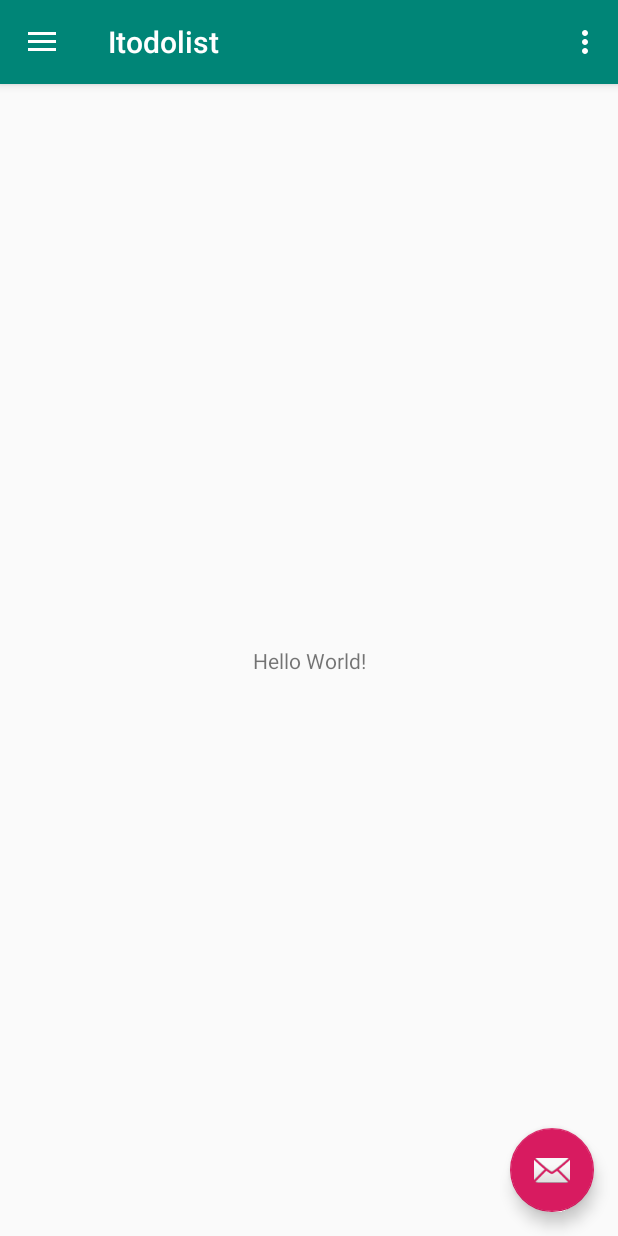
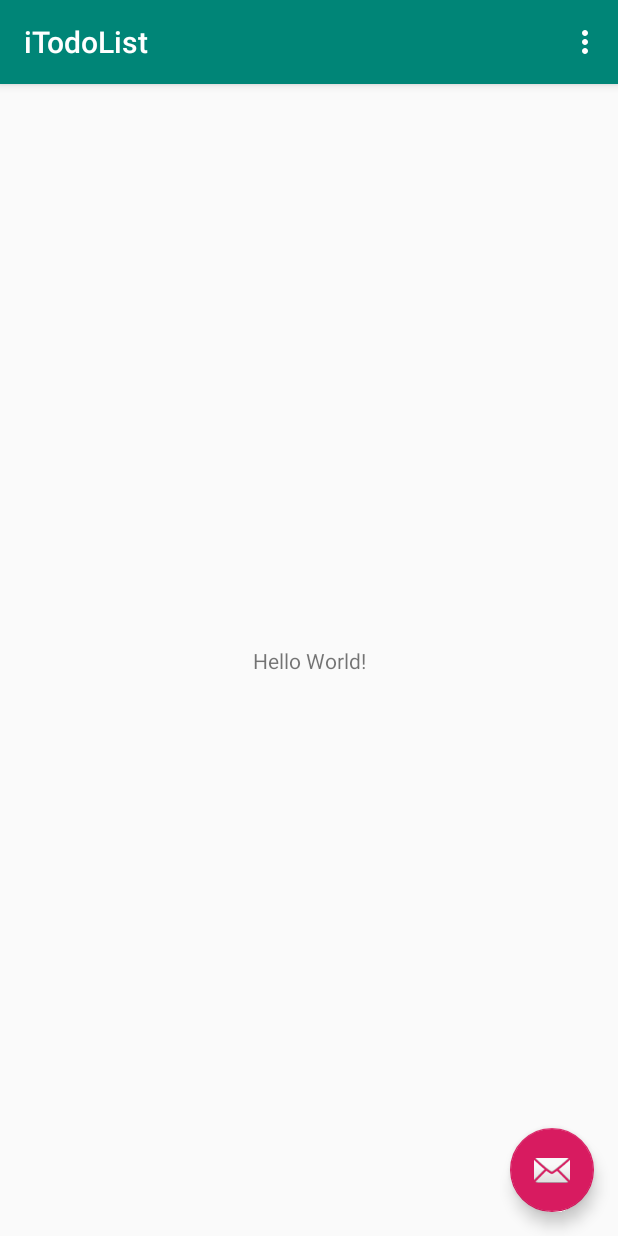
Before and after one commit to VladlinMoiseenko/android-itodolist, an Android app: the screen it shows after launch (MainActivity), on a phone screen of 412 x 824 dp. Run offline under Robolectric (Android 15) with nearby library versions, the phone set to English and light mode, and no system bars.

Commit message:
20190104_2326

```diff
--- a/app/build.gradle
+++ b/app/build.gradle
@@ -21,8 +21,8 @@ android {
 dependencies {
     implementation fileTree(dir: 'libs', include: ['*.jar'])
     implementation 'com.android.support:appcompat-v7:28.0.0'
+    implementation 'com.android.support.constraint:constraint-layout:1.1.3'
     implementation 'com.android.support:design:28.0.0'
-    implementation 'com.android.support.constraint:constraint-layout:1.1.3'
     testImplementation 'junit:junit:4.12'
     androidTestImplementation 'com.android.support.test:runner:1.0.2'
     androidTestImplementation 'com.android.support.test.espresso:espresso-core:3.0.2'
--- a/app/src/main/AndroidManifest.xml
+++ b/app/src/main/AndroidManifest.xml
@@ -1,8 +1,6 @@
 <?xml version="1.0" encoding="utf-8"?>
 <manifest xmlns:android="http://schemas.android.com/apk/res/android"
     package="ru.vladlin.itodolist">
-
-    <uses-permission android:name="android.permission.INTERNET" />
 
     <application
         android:allowBackup="true"
--- a/app/src/main/java/ru/vladlin/itodolist/MainActivity.java
+++ b/app/src/main/java/ru/vladlin/itodolist/MainActivity.java
@@ -3,18 +3,13 @@ package ru.vladlin.itodolist;
 import android.os.Bundle;
 import android.support.design.widget.FloatingActionButton;
 import android.support.design.widget.Snackbar;
-import android.view.View;
-import android.support.design.widget.NavigationView;
-import android.support.v4.view.GravityCompat;
-import android.support.v4.widget.DrawerLayout;
-import android.support.v7.app.ActionBarDrawerToggle;
 import android.support.v7.app.AppCompatActivity;
 import android.support.v7.widget.Toolbar;
+import android.view.View;
 import android.view.Menu;
 import android.view.MenuItem;
 
-public class MainActivity extends AppCompatActivity
-        implements NavigationView.OnNavigationItemSelectedListener {
+public class MainActivity extends AppCompatActivity {
 
     @Override
     protected void onCreate(Bundle savedInstanceState) {
@@ -31,71 +26,24 @@ public class MainActivity extends AppCompatActivity
                         .setAction("Action", null).show();
             }
         });
-
-        DrawerLayout drawer = (DrawerLayout) findViewById(R.id.drawer_layout);
-        ActionBarDrawerToggle toggle = new ActionBarDrawerToggle(
-                this, drawer, toolbar, R.string.navigation_drawer_open, R.string.navigation_drawer_close);
-        drawer.addDrawerListener(toggle);
-        toggle.syncState();
-
-        NavigationView navigationView = (NavigationView) findViewById(R.id.nav_view);
-        navigationView.setNavigationItemSelectedListener(this);
-    }
-
-    @Override
-    public void onBackPressed() {
-        DrawerLayout drawer = (DrawerLayout) findViewById(R.id.drawer_layout);
-        if (drawer.isDrawerOpen(GravityCompat.START)) {
-            drawer.closeDrawer(GravityCompat.START);
-        } else {
-            super.onBackPressed();
-        }
     }
 
     @Override
     public boolean onCreateOptionsMenu(Menu menu) {
         // Inflate the menu; this adds items to the action bar if it is present.
-        getMenuInflater().inflate(R.menu.main, menu);
+        getMenuInflater().inflate(R.menu.menu_main, menu);
         return true;
     }
 
     @Override
     public boolean onOptionsItemSelected(MenuItem item) {
-        // Handle action bar item clicks here. The action bar will
-        // automatically handle clicks on the Home/Up button, so long
-        // as you specify a parent activity in AndroidManifest.xml.
+
         int id = item.getItemId();
 
-        //noinspection SimplifiableIfStatement
         if (id == R.id.action_settings) {
             return true;
         }
 
         return super.onOptionsItemSelected(item);
     }
-
-    @SuppressWarnings("StatementWithEmptyBody")
-    @Override
-    public boolean onNavigationItemSelected(MenuItem item) {
-        // Handle navigation view item clicks here.
-        int id = item.getItemId();
-
-        if (id == R.id.nav_camera) {
-            // Handle the camera action
-        } else if (id == R.id.nav_gallery) {
-
-        } else if (id == R.id.nav_slideshow) {
-
-        } else if (id == R.id.nav_manage) {
-
-        } else if (id == R.id.nav_share) {
-
-        } else if (id == R.id.nav_send) {
-
-        }
-
-        DrawerLayout drawer = (DrawerLayout) findViewById(R.id.drawer_layout);
-        drawer.closeDrawer(GravityCompat.START);
-        return true;
-    }
 }
--- a/app/src/main/res/drawable-v21/ic_menu_camera.xml
+++ /dev/null
@@ -1,12 +0,0 @@
-<vector xmlns:android="http://schemas.android.com/apk/res/android"
-    android:width="24dp"
-    android:height="24dp"
-    android:viewportWidth="24.0"
-    android:viewportHeight="24.0">
-    <path
-        android:fillColor="#FF000000"
-        android:pathData="M12,12m-3.2,0a3.2,3.2 0,1 1,6.4 0a3.2,3.2 0,1 1,-6.4 0" />
-    <path
-        android:fillColor="#FF000000"
-        android:pathData="M9,2L7.17,4H4c-1.1,0 -2,0.9 -2,2v12c0,1.1 0.9,2 2,2h16c1.1,0 2,-0.9 2,-2V6c0,-1.1 -0.9,-2 -2,-2h-3.17L15,2H9zm3,15c-2.76,0 -5,-2.24 -5,-5s2.24,-5 5,-5 5,2.24 5,5 -2.24,5 -5,5z" />
-</vector>
--- a/app/src/main/res/drawable-v21/ic_menu_gallery.xml
+++ /dev/null
@@ -1,9 +0,0 @@
-<vector xmlns:android="http://schemas.android.com/apk/res/android"
-    android:width="24dp"
-    android:height="24dp"
-    android:viewportWidth="24.0"
-    android:viewportHeight="24.0">
-    <path
-        android:fillColor="#FF000000"
-        android:pathData="M22,16V4c0,-1.1 -0.9,-2 -2,-2H8c-1.1,0 -2,0.9 -2,2v12c0,1.1 0.9,2 2,2h12c1.1,0 2,-0.9 2,-2zm-11,-4l2.03,2.71L16,11l4,5H8l3,-4zM2,6v14c0,1.1 0.9,2 2,2h14v-2H4V6H2z" />
-</vector>
--- a/app/src/main/res/drawable-v21/ic_menu_manage.xml
+++ /dev/null
@@ -1,9 +0,0 @@
-<vector xmlns:android="http://schemas.android.com/apk/res/android"
-    android:width="24dp"
-    android:height="24dp"
-    android:viewportWidth="24.0"
-    android:viewportHeight="24.0">
-    <path
-        android:fillColor="#FF000000"
-        android:pathData="M22.7,19l-9.1,-9.1c0.9,-2.3 0.4,-5 -1.5,-6.9 -2,-2 -5,-2.4 -7.4,-1.3L9,6 6,9 1.6,4.7C0.4,7.1 0.9,10.1 2.9,12.1c1.9,1.9 4.6,2.4 6.9,1.5l9.1,9.1c0.4,0.4 1,0.4 1.4,0l2.3,-2.3c0.5,-0.4 0.5,-1.1 0.1,-1.4z" />
-</vector>
--- a/app/src/main/res/drawable-v21/ic_menu_send.xml
+++ /dev/null
@@ -1,9 +0,0 @@
-<vector xmlns:android="http://schemas.android.com/apk/res/android"
-    android:width="24dp"
-    android:height="24dp"
-    android:viewportWidth="24.0"
-    android:viewportHeight="24.0">
-    <path
-        android:fillColor="#FF000000"
-        android:pathData="M2.01,21L23,12 2.01,3 2,10l15,2 -15,2z" />
-</vector>
--- a/app/src/main/res/drawable-v21/ic_menu_share.xml
+++ /dev/null
@@ -1,9 +0,0 @@
-<vector xmlns:android="http://schemas.android.com/apk/res/android"
-    android:width="24dp"
-    android:height="24dp"
-    android:viewportWidth="24.0"
-    android:viewportHeight="24.0">
-    <path
-        android:fillColor="#FF000000"
-        android:pathData="M18,16.08c-0.76,0 -1.44,0.3 -1.96,0.77L8.91,12.7c0.05,-0.23 0.09,-0.46 0.09,-0.7s-0.04,-0.47 -0.09,-0.7l7.05,-4.11c0.54,0.5 1.25,0.81 2.04,0.81 1.66,0 3,-1.34 3,-3s-1.34,-3 -3,-3 -3,1.34 -3,3c0,0.24 0.04,0.47 0.09,0.7L8.04,9.81C7.5,9.31 6.79,9 6,9c-1.66,0 -3,1.34 -3,3s1.34,3 3,3c0.79,0 1.5,-0.31 2.04,-0.81l7.12,4.16c-0.05,0.21 -0.08,0.43 -0.08,0.65 0,1.61 1.31,2.92 2.92,2.92 1.61,0 2.92,-1.31 2.92,-2.92s-1.31,-2.92 -2.92,-2.92z" />
-</vector>
--- a/app/src/main/res/drawable-v21/ic_menu_slideshow.xml
+++ /dev/null
@@ -1,9 +0,0 @@
-<vector xmlns:android="http://schemas.android.com/apk/res/android"
-    android:width="24dp"
-    android:height="24dp"
-    android:viewportWidth="24.0"
-    android:viewportHeight="24.0">
-    <path
-        android:fillColor="#FF000000"
-        android:pathData="M4,6H2v14c0,1.1 0.9,2 2,2h14v-2H4V6zm16,-4H8c-1.1,0 -2,0.9 -2,2v12c0,1.1 0.9,2 2,2h12c1.1,0 2,-0.9 2,-2V4c0,-1.1 -0.9,-2 -2,-2zm-8,12.5v-9l6,4.5 -6,4.5z" />
-</vector>
--- a/app/src/main/res/layout/activity_main.xml
+++ b/app/src/main/res/layout/activity_main.xml
@@ -1,25 +1,33 @@
 <?xml version="1.0" encoding="utf-8"?>
-<android.support.v4.widget.DrawerLayout xmlns:android="http://schemas.android.com/apk/res/android"
+<android.support.design.widget.CoordinatorLayout xmlns:android="http://schemas.android.com/apk/res/android"
     xmlns:app="http://schemas.android.com/apk/res-auto"
     xmlns:tools="http://schemas.android.com/tools"
-    android:id="@+id/drawer_layout"
     android:layout_width="match_parent"
     android:layout_height="match_parent"
-    android:fitsSystemWindows="true"
-    tools:openDrawer="start">
+    tools:context=".MainActivity">
 
-    <include
-        layout="@layout/app_bar_main"
+    <android.support.design.widget.AppBarLayout
         android:layout_width="match_parent"
-        android:layout_height="match_parent" />
+        android:layout_height="wrap_content"
+        android:theme="@style/AppTheme.AppBarOverlay">
 
-    <android.support.design.widget.NavigationView
-        android:id="@+id/nav_view"
+        <android.support.v7.widget.Toolbar
+            android:id="@+id/toolbar"
+            android:layout_width="match_parent"
+            android:layout_height="?attr/actionBarSize"
+            android:background="?attr/colorPrimary"
+            app:popupTheme="@style/AppTheme.PopupOverlay" />
+
+    </android.support.design.widget.AppBarLayout>
+
+    <include layout="@layout/content_main" />
+
+    <android.support.design.widget.FloatingActionButton
+        android:id="@+id/fab"
         android:layout_width="wrap_content"
-        android:layout_height="match_parent"
-        android:layout_gravity="start"
-        android:fitsSystemWindows="true"
-        app:headerLayout="@layout/nav_header_main"
-        app:menu="@menu/activity_main_drawer" />
+        android:layout_height="wrap_content"
+        android:layout_gravity="bottom|end"
+        android:layout_margin="@dimen/fab_margin"
+        app:srcCompat="@android:drawable/ic_dialog_email" />
 
-</android.support.v4.widget.DrawerLayout>
+</android.support.design.widget.CoordinatorLayout>
--- a/app/src/main/res/layout/app_bar_main.xml
+++ /dev/null
@@ -1,33 +0,0 @@
-<?xml version="1.0" encoding="utf-8"?>
-<android.support.design.widget.CoordinatorLayout xmlns:android="http://schemas.android.com/apk/res/android"
-    xmlns:app="http://schemas.android.com/apk/res-auto"
-    xmlns:tools="http://schemas.android.com/tools"
-    android:layout_width="match_parent"
-    android:layout_height="match_parent"
-    tools:context=".MainActivity">
-
-    <android.support.design.widget.AppBarLayout
-        android:layout_width="match_parent"
-        android:layout_height="wrap_content"
-        android:theme="@style/AppTheme.AppBarOverlay">
-
-        <android.support.v7.widget.Toolbar
-            android:id="@+id/toolbar"
-            android:layout_width="match_parent"
-            android:layout_height="?attr/actionBarSize"
-            android:background="?attr/colorPrimary"
-            app:popupTheme="@style/AppTheme.PopupOverlay" />
-
-    </android.support.design.widget.AppBarLayout>
-
-    <include layout="@layout/content_main" />
-
-    <android.support.design.widget.FloatingActionButton
-        android:id="@+id/fab"
-        android:layout_width="wrap_content"
-        android:layout_height="wrap_content"
-        android:layout_gravity="bottom|end"
-        android:layout_margin="@dimen/fab_margin"
-        app:srcCompat="@android:drawable/ic_dialog_email" />
-
-</android.support.design.widget.CoordinatorLayout>
--- a/app/src/main/res/layout/content_main.xml
+++ b/app/src/main/res/layout/content_main.xml
@@ -6,7 +6,7 @@
     android:layout_height="match_parent"
     app:layout_behavior="@string/appbar_scrolling_view_behavior"
     tools:context=".MainActivity"
-    tools:showIn="@layout/app_bar_main">
+    tools:showIn="@layout/activity_main">
 
     <TextView
         android:layout_width="wrap_content"
--- a/app/src/main/res/menu/activity_main_drawer.xml
+++ /dev/null
@@ -1,38 +0,0 @@
-<?xml version="1.0" encoding="utf-8"?>
-<menu xmlns:android="http://schemas.android.com/apk/res/android"
-    xmlns:tools="http://schemas.android.com/tools"
-    tools:showIn="navigation_view">
-
-    <group android:checkableBehavior="single">
-        <item
-            android:id="@+id/nav_camera"
-            android:icon="@drawable/ic_menu_camera"
-            android:title="Import" />
-        <item
-            android:id="@+id/nav_gallery"
-            android:icon="@drawable/ic_menu_gallery"
-            android:title="Gallery" />
-        <item
-            android:id="@+id/nav_slideshow"
-            android:icon="@drawable/ic_menu_slideshow"
-            android:title="Slideshow" />
-        <item
-            android:id="@+id/nav_manage"
-            android:icon="@drawable/ic_menu_manage"
-            android:title="Tools" />
-    </group>
-
-    <item android:title="Communicate">
-        <menu>
-            <item
-                android:id="@+id/nav_share"
-                android:icon="@drawable/ic_menu_share"
-                android:title="Share" />
-            <item
-                android:id="@+id/nav_send"
-                android:icon="@drawable/ic_menu_send"
-                android:title="Send" />
-        </menu>
-    </item>
-
-</menu>
--- a/app/src/main/res/menu/main.xml
+++ b/app/src/main/res/menu/menu_main.xml
@@ -1,6 +1,7 @@
-<?xml version="1.0" encoding="utf-8"?>
 <menu xmlns:android="http://schemas.android.com/apk/res/android"
-    xmlns:app="http://schemas.android.com/apk/res-auto">
+    xmlns:app="http://schemas.android.com/apk/res-auto"
+    xmlns:tools="http://schemas.android.com/tools"
+    tools:context="ru.vladlin.itodolist.MainActivity">
     <item
         android:id="@+id/action_settings"
         android:orderInCategory="100"
--- a/app/src/main/res/values-v21/styles.xml
+++ /dev/null
@@ -1,8 +0,0 @@
-<resources>
-
-    <style name="AppTheme.NoActionBar">
-        <item name="windowActionBar">false</item>
-        <item name="windowNoTitle">true</item>
-        <item name="android:statusBarColor">@android:color/transparent</item>
-    </style>
-</resources>
--- a/app/src/main/res/values/dimens.xml
+++ b/app/src/main/res/values/dimens.xml
@@ -1,8 +1,3 @@
 <resources>
-    <!-- Default screen margins, per the Android Design guidelines. -->
-    <dimen name="activity_horizontal_margin">16dp</dimen>
-    <dimen name="activity_vertical_margin">16dp</dimen>
-    <dimen name="nav_header_vertical_spacing">8dp</dimen>
-    <dimen name="nav_header_height">176dp</dimen>
     <dimen name="fab_margin">16dp</dimen>
 </resources>
--- a/app/src/main/res/values/drawables.xml
+++ /dev/null
@@ -1,8 +0,0 @@
-<resources xmlns:android="http://schemas.android.com/apk/res/android">
-    <item name="ic_menu_camera" type="drawable">@android:drawable/ic_menu_camera</item>
-    <item name="ic_menu_gallery" type="drawable">@android:drawable/ic_menu_gallery</item>
-    <item name="ic_menu_slideshow" type="drawable">@android:drawable/ic_menu_slideshow</item>
-    <item name="ic_menu_manage" type="drawable">@android:drawable/ic_menu_manage</item>
-    <item name="ic_menu_share" type="drawable">@android:drawable/ic_menu_share</item>
-    <item name="ic_menu_send" type="drawable">@android:drawable/ic_menu_send</item>
-</resources>
--- a/app/src/main/res/values/strings.xml
+++ b/app/src/main/res/values/strings.xml
@@ -1,9 +1,4 @@
 <resources>
-    <string name="app_name">Itodolist</string>
-    <string name="navigation_drawer_open">Open navigation drawer</string>
-    <string name="navigation_drawer_close">Close navigation drawer</string>
-    <string name="nav_header_title">Android Studio</string>
-    <string name="nav_header_subtitle">android.studio@android.com</string>
-    <string name="nav_header_desc">Navigation header</string>
+    <string name="app_name">iTodoList</string>
     <string name="action_settings">Settings</string>
 </resources>
```
Also changed, not shown: app/src/main/res/drawable/side_nav_bar.xml (deleted, +0 -9 lines), app/src/main/res/layout/nav_header_main.xml (deleted, +0 -36 lines).
